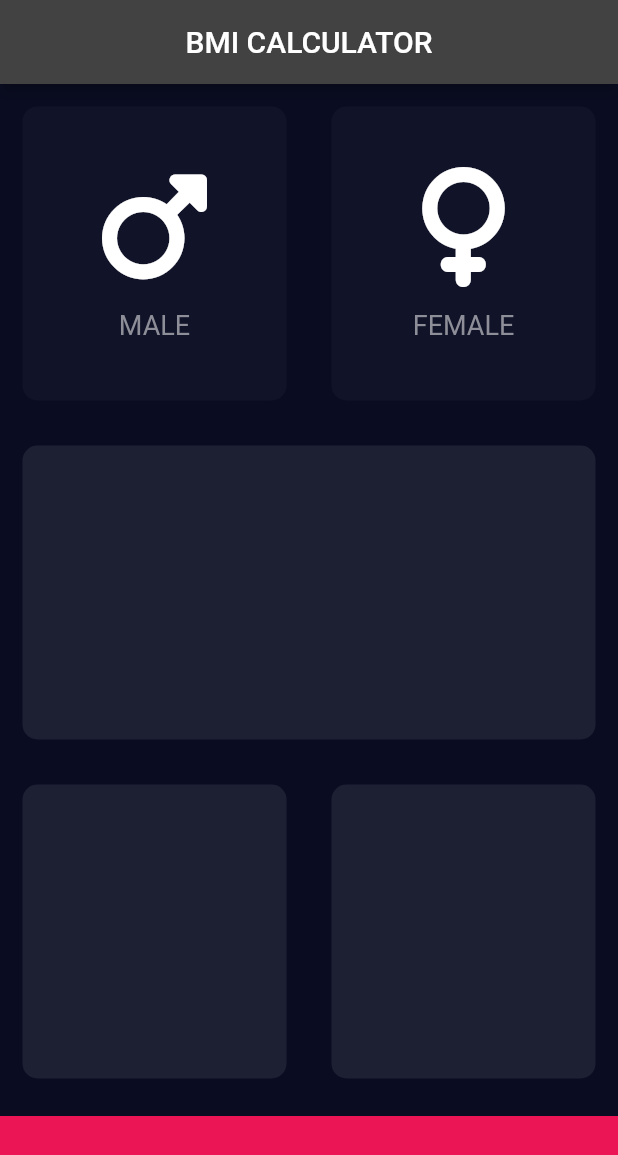
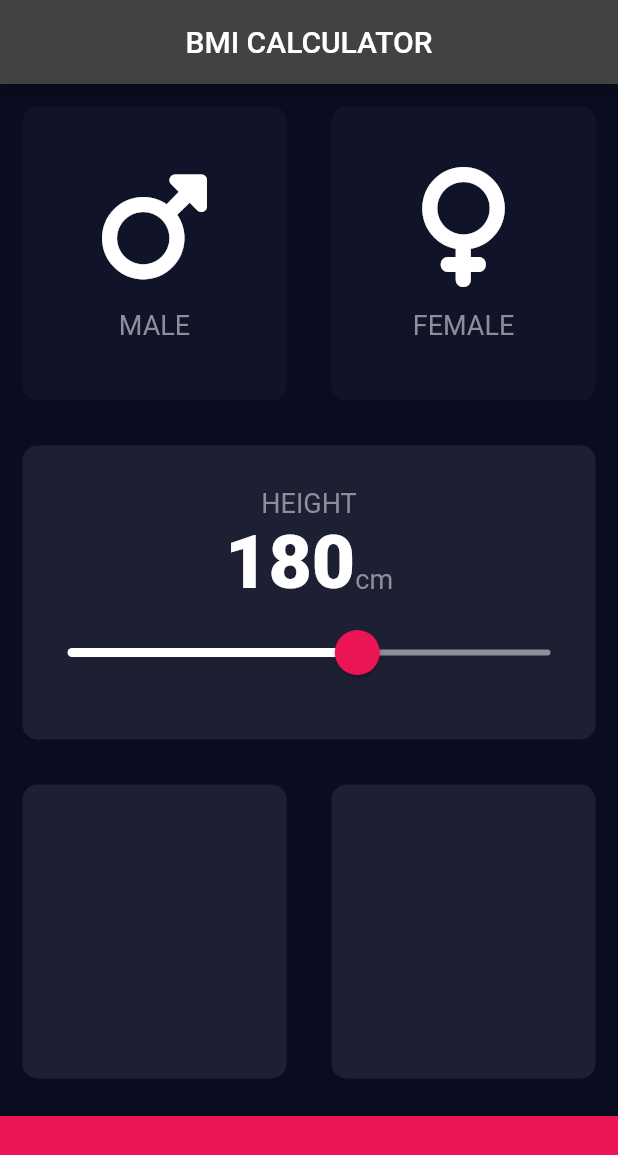
Before and after one commit to uba2000/bmi_calculator, a Flutter app: the screen it shows after launch, on a phone screen of 412 x 824 dp. Shown: the top 1155 px of the screen. Run offline on Flutter 3.47's test engine with Material 2 defaults, Android fonts, the phone set to English and light mode, and no system bars; our stand-ins replace font_awesome_flutter.

Commit message:
add slider

```diff
--- /dev/null
+++ b/lib/constants.dart
@@ -0,0 +1,13 @@
+import 'package:flutter/material.dart';
+
+const kBottomContainerHeight = 80.0;
+const kActiveCardColor = Color(0xFF1D1F33);
+const kInkActiveCardColor = Color(0xFF111328);
+const kBottomContainerColor = Color(0xFFEB1555);
+
+const kLabelTextStyle = TextStyle(
+  fontSize: 18.0,
+  color: Color(0xFF8D8E98),
+);
+
+const kNumberTextStyle = TextStyle(fontSize: 50.0, fontWeight: FontWeight.w900);
--- a/lib/icon_content.dart
+++ b/lib/icon_content.dart
@@ -1,10 +1,6 @@
 import 'package:flutter/material.dart';
 import 'package:font_awesome_flutter/font_awesome_flutter.dart';
-
-const labelTextStyle = TextStyle(
-  fontSize: 18.0,
-  color: Color(0xFF8D8E98),
-);
+import 'constants.dart';
 
 class IconContent extends StatelessWidget {
   IconContent({required this.label, @required this.icon});
@@ -26,7 +22,7 @@ class IconContent extends StatelessWidget {
           ),
           Text(
             label,
-            style: labelTextStyle,
+            style: kLabelTextStyle,
           ),
         ]);
   }
--- a/lib/input_page.dart
+++ b/lib/input_page.dart
@@ -3,11 +3,7 @@ import 'package:font_awesome_flutter/font_awesome_flutter.dart';
 
 import 'icon_content.dart';
 import 'reusable_card.dart';
-
-const bottomContainerHeight = 80.0;
-const activeCardColor = Color(0xFF1D1F33);
-const inactiveCardColor = Color(0xFF111328);
-const bottomContainerColor = Color(0xFFEB1555);
+import 'constants.dart';
 
 enum Gender {
   male,
@@ -21,6 +17,7 @@ class InputPage extends StatefulWidget {
 
 class _InputPageState extends State<InputPage> {
   Gender? selectedGender;
+  int height = 180;
 
   @override
   Widget build(BuildContext context) {
@@ -32,6 +29,7 @@ class _InputPageState extends State<InputPage> {
       ),
       body: SafeArea(
         child: Column(
+          crossAxisAlignment: CrossAxisAlignment.stretch,
           children: <Widget>[
             Expanded(
               child: Row(
@@ -39,8 +37,8 @@ class _InputPageState extends State<InputPage> {
                   Expanded(
                     child: ReusableCard(
                       colour: selectedGender == Gender.male
-                          ? activeCardColor
-                          : inactiveCardColor,
+                          ? kActiveCardColor
+                          : kInkActiveCardColor,
                       tapGesture: () {
                         setState(() {
                           selectedGender = Gender.male;
@@ -55,8 +53,8 @@ class _InputPageState extends State<InputPage> {
                   Expanded(
                       child: ReusableCard(
                     colour: selectedGender == Gender.female
-                        ? activeCardColor
-                        : inactiveCardColor,
+                        ? kActiveCardColor
+                        : kInkActiveCardColor,
                     tapGesture: () {
                       setState(() {
                         selectedGender = Gender.female;
@@ -68,20 +66,67 @@ class _InputPageState extends State<InputPage> {
                 ],
               ),
             ),
-            Expanded(child: ReusableCard(colour: activeCardColor)),
+            Expanded(
+                child: ReusableCard(
+              colour: kActiveCardColor,
+              cardChild: Column(
+                mainAxisAlignment: MainAxisAlignment.center,
+                children: <Widget>[
+                  Text(
+                    'HEIGHT',
+                    style: kLabelTextStyle,
+                  ),
+                  Row(
+                      mainAxisAlignment: MainAxisAlignment.center,
+                      crossAxisAlignment: CrossAxisAlignment.baseline,
+                      textBaseline: TextBaseline.alphabetic,
+                      children: <Widget>[
+                        Text(
+                          height.toString(),
+                          style: kNumberTextStyle,
+                        ),
+                        Text(
+                          'cm',
+                          style: kLabelTextStyle,
+                        ),
+                      ]),
+                  SliderTheme(
+                    data: SliderTheme.of(context).copyWith(
+                        thumbColor: Color(0xFFEB1555),
+                        overlayColor: Color(0x1FEB1555),
+                        activeTrackColor: Colors.white,
+                        inactiveTrackColor: Color(0xFF8D8E98),
+                        thumbShape:
+                            RoundSliderThumbShape(enabledThumbRadius: 15.0),
+                        overlayShape:
+                            RoundSliderOverlayShape(overlayRadius: 30.0)),
+                    child: Slider.adaptive(
+                      value: height.toDouble(),
+                      min: 120.0,
+                      max: 220.0,
+                      onChanged: (double newValue) {
+                        setState(() {
+                          height = newValue.round();
+                        });
+                      },
+                    ),
+                  ),
+                ],
+              ),
+            )),
             Expanded(
               child: Row(
                 children: <Widget>[
-                  Expanded(child: ReusableCard(colour: activeCardColor)),
-                  Expanded(child: ReusableCard(colour: activeCardColor)),
+                  Expanded(child: ReusableCard(colour: kActiveCardColor)),
+                  Expanded(child: ReusableCard(colour: kActiveCardColor)),
                 ],
               ),
             ),
             Container(
-              color: bottomContainerColor,
+              color: kBottomContainerColor,
               margin: EdgeInsets.only(top: 10.0),
               width: double.infinity,
-              height: bottomContainerHeight,
+              height: kBottomContainerHeight,
             ),
           ],
         ),
```
